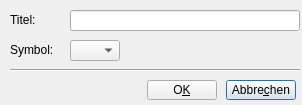
Above: src/forms/EditGroupDlg.ui from thooge/keepassx1 before the change. Below: the same form after it.
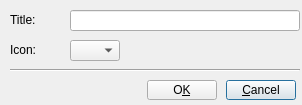
That is the form after the change.

What changed in the file:
```diff
--- a/src/forms/EditGroupDlg.ui
+++ b/src/forms/EditGroupDlg.ui
@@ -63,7 +63,7 @@
         </rect>
       </property>
       <property name="text" >
-        <string>Titel:</string>
+        <string>Title:</string>
       </property>
     </widget>
     <widget class="QLabel" name="Label2" >
@@ -76,7 +76,7 @@
         </rect>
       </property>
       <property name="text" >
-        <string>Symbol:</string>
+        <string>Icon:</string>
       </property>
     </widget>
     <widget class="QComboBox" name="ComboIconPicker" >
@@ -99,7 +99,7 @@
         </rect>
       </property>
       <property name="text" >
-        <string>Abbre&amp;chen</string>
+        <string>&amp;Cancel</string>
       </property>
       <property name="shortcut" >
         <string>Alt+C</string>
```
Left out of the diff: 4 changed lines with no effect on the pictures.
